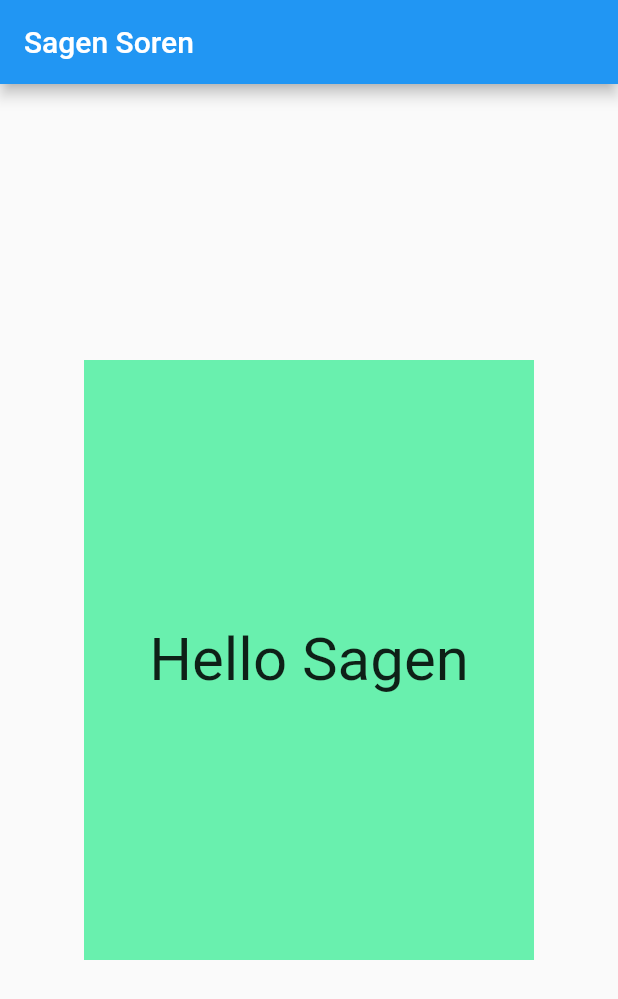
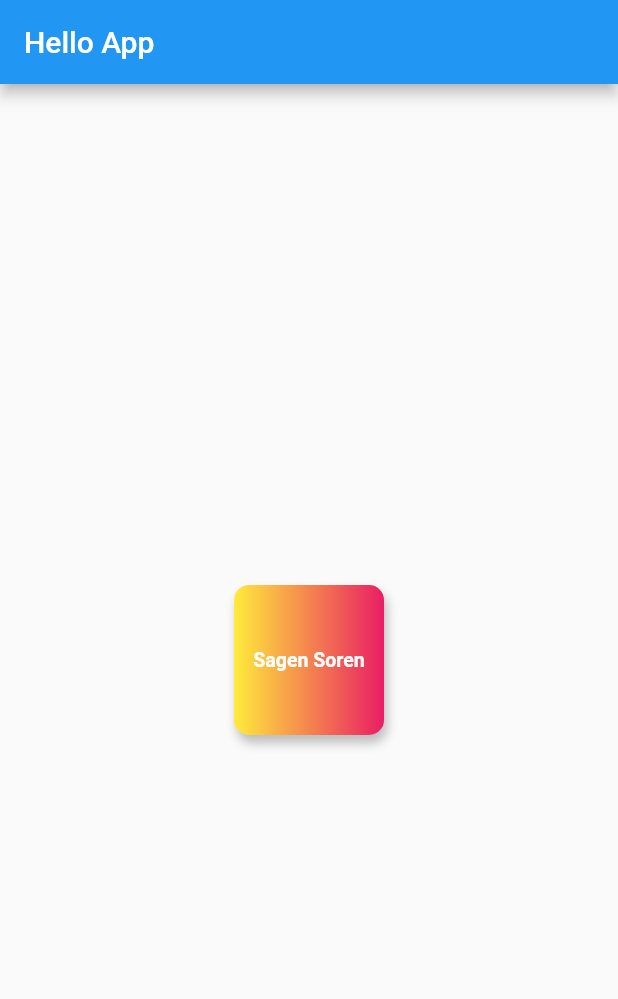
Before and after one commit to SSBsoren/flutter_app, a Flutter app: the screen it shows after launch, on a phone screen of 412 x 824 dp. Shown: the top 999 px of the screen. Run offline on Flutter 3.47's test engine with Material 2 defaults, Android fonts, the phone set to English and light mode, and no system bars.

Commit message:
Flutter_hello
basics

```diff
--- a/lib/main.dart
+++ b/lib/main.dart
@@ -1,39 +1,42 @@
 import 'package:flutter/material.dart';
 
-
-void main(){
-  runApp(
-    MaterialApp(
-      debugShowCheckedModeBanner: false,
-      title: 'Hello Sagen',
-      home: Scaffold(
-        appBar: AppBar(
-          title: Text('Sagen Soren'),
-        ),
-        body: HelloSagen(),
-      ),
-    ),
-  );
+void main() {
+  runApp(MaterialApp(
+    title: "Hello App",
+    home: HomePage(),
+  ));
 }
 
-class HelloSagen extends StatelessWidget{
+class HomePage extends StatelessWidget {
   @override
-  Widget build(BuildContext context){
-    return Center(
-      child: Container(
-        color: Colors.greenAccent,
-        height: 400.0,
-        width: 300.0,
+  Widget build(BuildContext context) {
+    return Scaffold(
+        appBar: AppBar(
+          title: Text("Hello App"),
+        ),
+        body: Center(
+          child: Container(
+            padding: const EdgeInsets.all(8.0),
+            alignment: Alignment.center,
+            width: 100.0,
+            height: 100.0,
+            child: Text("Sagen Soren",style: TextStyle(
+              color: Colors.white,
+              fontWeight: FontWeight.bold,
+              fontSize: 13.0,
+            ),),
 
-        child: Center(
-          child: Text(
-            'Hello Sagen',
-            style: TextStyle(fontSize: 40.0),
-            textAlign: TextAlign.center,
+            decoration: BoxDecoration(
+                borderRadius: BorderRadius.circular(10.0),
+                boxShadow: [
+                  BoxShadow(
+                    color: Colors.grey[400],
+                    blurRadius: 5.0,
+                    offset: Offset(2.0, 5.0)
+                  )
+                ],
+                gradient: LinearGradient(colors: [Colors.yellow, Colors.pink])),
           ),
-        ),
-      ),
-    );
+        ));
   }
-
 }
```
